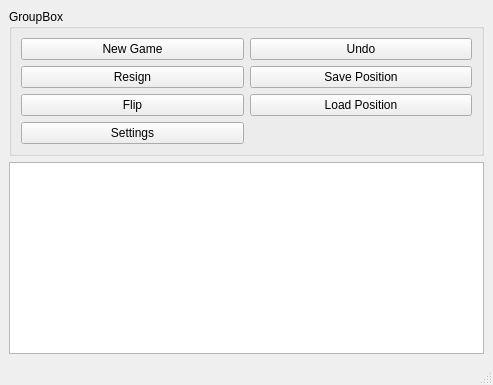
K1Tony/chess, file mainwindow.ui: the form before one commit.
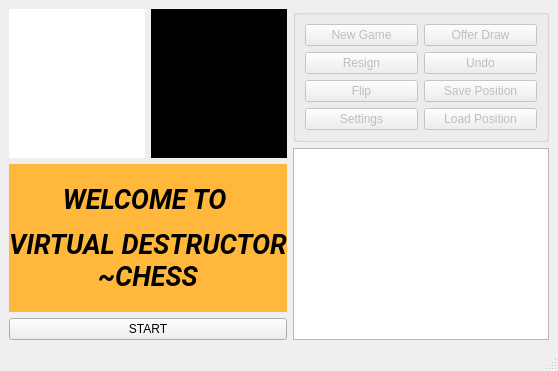
The form after the commit. Icons and pictures are not drawn.

Commit message: Draw offer window work in progress

What changed in the file:
```diff
--- a/mainwindow.ui
+++ b/mainwindow.ui
@@ -7,7 +7,7 @@
     <x>0</x>
     <y>0</y>
     <width>493</width>
-    <height>355</height>
+    <height>366</height>
    </rect>
   </property>
   <property name="sizePolicy">
@@ -35,71 +35,169 @@
    <property name="styleSheet">
     <string notr="true"/>
    </property>
-   <layout class="QGridLayout" name="gridLayout_2">
-    <item row="0" column="0">
-     <layout class="QGridLayout" name="gridLayout">
-      <property name="sizeConstraint">
-       <enum>QLayout::SetMinimumSize</enum>
-      </property>
-      <property name="spacing">
-       <number>0</number>
-      </property>
+   <layout class="QHBoxLayout" name="horizontalLayout">
+    <item>
+     <layout class="QVBoxLayout" name="chessboardLayout">
+      <item>
+       <layout class="QHBoxLayout" name="horizontalLayout_4">
+        <item>
+         <widget class="QLabel" name="whitePerformance">
+          <property name="styleSheet">
+           <string notr="true">background-color: rgb(255, 255, 255);
+border-color: rgb(0, 0, 0);
+border-width: 4;</string>
+          </property>
+          <property name="text">
+           <string/>
+          </property>
+         </widget>
+        </item>
+        <item>
+         <widget class="QLabel" name="blackPerformance">
+          <property name="styleSheet">
+           <string notr="true">background-color: rgb(0, 0, 0);
+color: rgb(255, 255, 255);
+border-color: rgb(255, 255, 255);
+border-width: 4;</string>
+          </property>
+          <property name="text">
+           <string/>
+          </property>
+         </widget>
+        </item>
+       </layout>
+      </item>
+      <item>
+       <widget class="QLabel" name="gameStatus">
+        <property name="font">
+         <font>
+          <family>Roboto</family>
+          <pointsize>20</pointsize>
+          <italic>true</italic>
+          <bold>true</bold>
+         </font>
+        </property>
+        <property name="autoFillBackground">
+         <bool>false</bool>
+        </property>
+        <property name="styleSheet">
+         <string notr="true">background-color: rgb(255, 184, 60);</string>
+        </property>
+        <property name="text">
+         <string>&lt;html&gt;&lt;head/&gt;&lt;body&gt;&lt;p align=&quot;center&quot;&gt;WELCOME TO &lt;/p&gt;&lt;p align=&quot;center&quot;&gt;VIRTUAL DESTRUCTOR &lt;br/&gt;~CHESS&lt;/p&gt;&lt;/body&gt;&lt;/html&gt;</string>
+        </property>
+        <property name="textFormat">
+         <enum>Qt::MarkdownText</enum>
+        </property>
+        <property name="alignment">
+         <set>Qt::AlignCenter</set>
+        </property>
+        <property name="wordWrap">
+         <bool>false</bool>
+        </property>
+       </widget>
+      </item>
+      <item>
+       <widget class="QPushButton" name="start">
+        <property name="text">
+         <string>START</string>
+        </property>
+       </widget>
+      </item>
+      <item>
+       <layout class="QGridLayout" name="chessGrid">
+        <property name="spacing">
+         <number>0</number>
+        </property>
+       </layout>
+      </item>
      </layout>
     </item>
-    <item row="0" column="1">
+    <item>
      <layout class="QVBoxLayout" name="verticalLayout">
       <item>
        <widget class="QGroupBox" name="groupBox">
         <property name="title">
-         <string>GroupBox</string>
+         <string/>
         </property>
         <layout class="QGridLayout" name="gridLayout_3">
-         <item row="1" column="0">
+         <item row="2" column="0">
           <widget class="QPushButton" name="replay">
+           <property name="enabled">
+            <bool>false</bool>
+           </property>
            <property name="text">
             <string>New Game</string>
            </property>
           </widget>
          </item>
-         <item row="2" column="0">
-          <widget class="QPushButton" name="resign">
+         <item row="6" column="0">
+          <widget class="QPushButton" name="settings">
+           <property name="enabled">
+            <bool>false</bool>
+           </property>
            <property name="text">
-            <string>Resign</string>
+            <string>Settings</string>
            </property>
           </widget>
          </item>
-         <item row="3" column="0">
+         <item row="5" column="0">
           <widget class="QPushButton" name="flip">
+           <property name="enabled">
+            <bool>false</bool>
+           </property>
            <property name="text">
             <string>Flip</string>
            </property>
           </widget>
          </item>
-         <item row="2" column="1">
+         <item row="4" column="0">
+          <widget class="QPushButton" name="resign">
+           <property name="enabled">
+            <bool>false</bool>
+           </property>
+           <property name="text">
+            <string>Resign</string>
+           </property>
+          </widget>
+         </item>
+         <item row="6" column="1">
+          <widget class="QPushButton" name="load">
+           <property name="enabled">
+            <bool>false</bool>
+           </property>
+           <property name="text">
+            <string>Load Position</string>
+           </property>
+          </widget>
+         </item>
+         <item row="5" column="1">
           <widget class="QPushButton" name="save">
+           <property name="enabled">
+            <bool>false</bool>
+           </property>
            <property name="text">
             <string>Save Position</string>
            </property>
           </widget>
          </item>
-         <item row="1" column="1">
+         <item row="4" column="1">
           <widget class="QPushButton" name="undo">
+           <property name="enabled">
+            <bool>false</bool>
+           </property>
            <property name="text">
             <string>Undo</string>
            </property>
           </widget>
          </item>
-         <item row="4" column="0">
-          <widget class="QPushButton" name="settings">
-           <property name="text">
-            <string>Settings</string>
+         <item row="2" column="1">
+          <widget class="QPushButton" name="pushButton">
+           <property name="enabled">
+            <bool>false</bool>
            </property>
-          </widget>
-         </item>
-         <item row="3" column="1">
-          <widget class="QPushButton" name="load">
            <property name="text">
-            <string>Load Position</string>
+            <string>Offer Draw</string>
            </property>
           </widget>
          </item>
```
The commit also changes 16 other files.
